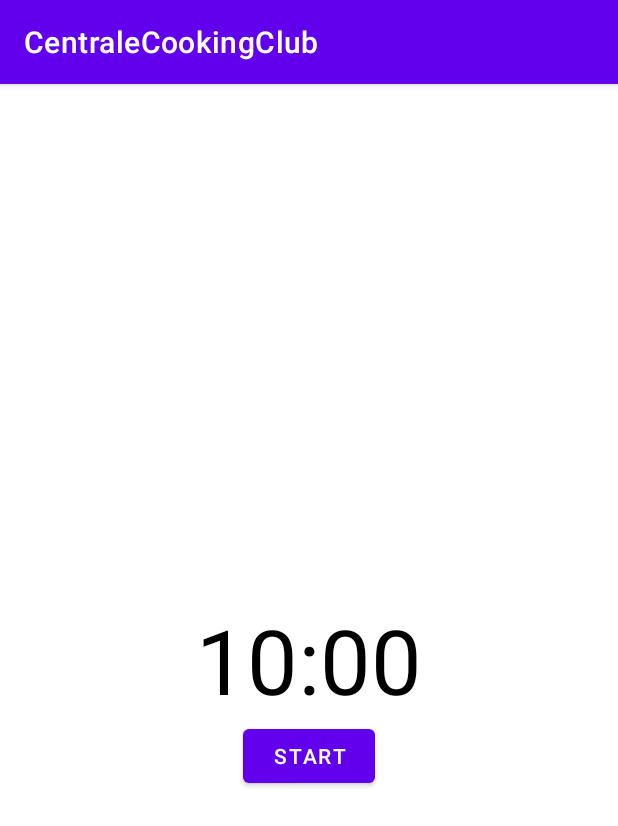
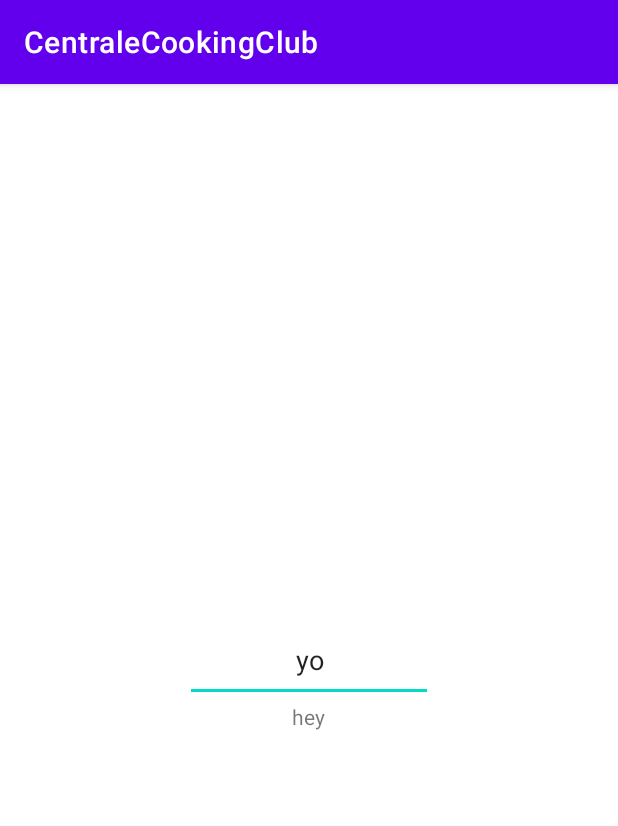
Before and after one commit to Nanok09/CentraleCookingClub, an Android app: the TimerActivity screen opened directly, with no data from a screen before it, on a phone screen of 412 x 824 dp. Shown: the top 826 px of the screen. Run offline under Robolectric (Android 15) with nearby library versions, the light colour scheme and no system bars.

Commit message:
test edittext

```diff
--- a/app/src/main/java/com/example/centralecookingclub/TimerActivity.kt
+++ b/app/src/main/java/com/example/centralecookingclub/TimerActivity.kt
@@ -3,152 +3,199 @@ package com.example.centralecookingclub
 import android.os.Bundle
 import android.os.CountDownTimer
 import android.os.PersistableBundle
+import android.text.Editable
+import android.text.TextWatcher
 import android.util.Log
 import android.view.View
 import android.widget.Button
+import android.widget.EditText
 import android.widget.TextView
 import androidx.appcompat.app.AppCompatActivity
 import java.util.*
 
-class TimerActivity : AppCompatActivity(), View.OnClickListener {
+class TimerActivity : AppCompatActivity() {
 
-    private val START_TIME_IN_MILLIS: Long = 600000
-    private var mTextViewCountDown: TextView? = null
-    private var mButtonStartPause: Button? = null
-    private var mButtonReset: Button? = null
-    private var mCountDownTimer: CountDownTimer? = null
-    private var mTimerRunning = false
-    private var mTimeLeftInMillis = START_TIME_IN_MILLIS
-    private var mEndTime: Long = 0
+    private var edtTest:EditText? = null
+    private var textViewTest: TextView? = null
 
     private val CAT: String = "EDPMR"
 
-    @Override
     override fun onCreate(savedInstanceState: Bundle?) {
         super.onCreate(savedInstanceState)
         setContentView(R.layout.timer_layout)
-        Log.i(CAT, "onCreate")
 
-        mTextViewCountDown = findViewById(R.id.text_view_countdown)
 
-        mButtonStartPause = findViewById(R.id.button_start_pause)
-        mButtonReset = findViewById(R.id.button_reset)
+        edtTest = findViewById(R.id.edtTextTest)
+        textViewTest = findViewById(R.id.textViewTest)
 
-        mButtonStartPause?.setOnClickListener(this)
-        mButtonReset?.setOnClickListener(this)
 
-        updateCountDownText()
+        edtTest?.afterTextChangedDelayed {
+            Log.i(CAT, "afterTextChanged called ${edtTest?.text}")
+            textViewTest?.text = edtTest?.text
+        }
+
 
     }
 
-    override fun onClick(v: View?) {
-        Log.i(CAT, "onClick")
+    fun TextView.afterTextChangedDelayed(afterTextChanged: (String) -> Unit) {
+        this.addTextChangedListener(object : TextWatcher {
+            var timer: CountDownTimer? = null
 
-        when(v?.id){
+            override fun beforeTextChanged(p0: CharSequence?, p1: Int, p2: Int, p3: Int) {}
 
+            override fun onTextChanged(p0: CharSequence?, p1: Int, p2: Int, p3: Int) {}
 
-        R.id.button_start_pause ->
-            if (mTimerRunning){
-                pauseTimer()
-            } else{
-                startTimer()
+            override fun afterTextChanged(editable: Editable?) {
+                timer?.cancel()
+                timer = object : CountDownTimer(3000, 1500) {
+                    override fun onTick(millisUntilFinished: Long) {}
+                    override fun onFinish() {
+                        afterTextChanged.invoke(editable.toString())
+                    }
+                }.start()
             }
-        R.id.button_reset ->
-            resetTimer()
-
-        }
+        })
     }
 
 
-    fun startTimer(){
-        Log.i(CAT, "startTimer")
-        mEndTime = System.currentTimeMillis() + mTimeLeftInMillis
-        mCountDownTimer = object : CountDownTimer(mTimeLeftInMillis, 1000) {
 
-            override fun onTick(millisUntilFinished: Long) {
-                mTimeLeftInMillis = millisUntilFinished
-                updateCountDownText()
-            }
-
-            override fun onFinish() {
-                mTimerRunning = false
-                updateButtons()
-            }
-        }.start()
-
-        mTimerRunning = true
-        updateButtons()
-
-    }
-
-    fun pauseTimer(){
-        Log.i(CAT, "pauseTimer")
-        mCountDownTimer?.cancel()
-        mTimerRunning = false
-        updateButtons()
-    }
-
-    fun resetTimer(){
-        Log.i(CAT, "resetTimer")
-        mTimeLeftInMillis = START_TIME_IN_MILLIS
-        updateCountDownText()
-        updateButtons()
-    }
-
-    fun updateCountDownText(){
-        Log.i(CAT, "updateCountDownText")
-        val minutes: Int = ((mTimeLeftInMillis / 1000) / 60).toInt()
-        val seconds: Int = ((mTimeLeftInMillis /1000) % 60).toInt()
-        val timeLeftFormatted = String.format(Locale.getDefault(), "%02d:%02d", minutes, seconds)
-
-        mTextViewCountDown?.setText(timeLeftFormatted)
-    }
-
-    fun updateButtons(){
-        Log.i(CAT, "updateButtons")
-        if(mTimerRunning){
-            mButtonReset?.visibility = View.INVISIBLE
-            mButtonStartPause?.setText("Pause")
-        } else{
-            mButtonStartPause?.setText("Start")
-
-            if (mTimeLeftInMillis < 1000){
-                mButtonStartPause?.visibility = View.INVISIBLE
-            } else {
-                mButtonStartPause?.visibility = View.VISIBLE
-            }
-
-            if (mTimeLeftInMillis < START_TIME_IN_MILLIS){
-                mButtonReset?.visibility = View.VISIBLE
-            } else{
-                mButtonReset?.visibility = View.INVISIBLE
-            }
-        }
-    }
-
-    @Override
-    override fun onSaveInstanceState(outState: Bundle) {
-        super.onSaveInstanceState(outState)
-        Log.i(CAT, "onSaveInstanceState")
-        outState.putLong("millisLeft", mTimeLeftInMillis)
-        outState.putBoolean("timerRunning", mTimerRunning)
-        outState.putLong("endTime", mEndTime)
-    }
-
-
-    @Override
-    override fun onRestoreInstanceState(savedInstanceState: Bundle) {
-        super.onRestoreInstanceState(savedInstanceState)
-        Log.i(CAT, "onRestoreInstanceState")
-        mTimeLeftInMillis = savedInstanceState.getLong("millisLeft")
-        mTimerRunning = savedInstanceState.getBoolean("timerRunning")
-        updateCountDownText()
-        updateButtons()
-
-        if(mTimerRunning){
-            mEndTime = savedInstanceState.getLong("endTime")
-            mTimeLeftInMillis = mEndTime - System.currentTimeMillis()
-            startTimer()
-        }
-    }
+//    private val START_TIME_IN_MILLIS: Long = 600000
+//    private var mTextViewCountDown: TextView? = null
+//    private var mButtonStartPause: Button? = null
+//    private var mButtonReset: Button? = null
+//    private var mCountDownTimer: CountDownTimer? = null
+//    private var mTimerRunning = false
+//    private var mTimeLeftInMillis = START_TIME_IN_MILLIS
+//    private var mEndTime: Long = 0
+//
+//    private val CAT: String = "EDPMR"
+//
+//    @Override
+//    override fun onCreate(savedInstanceState: Bundle?) {
+//        super.onCreate(savedInstanceState)
+//        setContentView(R.layout.timer_layout)
+//        Log.i(CAT, "onCreate")
+//
+//        mTextViewCountDown = findViewById(R.id.text_view_countdown)
+//
+//        mButtonStartPause = findViewById(R.id.button_start_pause)
+//        mButtonReset = findViewById(R.id.button_reset)
+//
+//        mButtonStartPause?.setOnClickListener(this)
+//        mButtonReset?.setOnClickListener(this)
+//
+//        updateCountDownText()
+//
+//    }
+//
+//    override fun onClick(v: View?) {
+//        Log.i(CAT, "onClick")
+//
+//        when(v?.id){
+//
+//
+//        R.id.button_start_pause ->
+//            if (mTimerRunning){
+//                pauseTimer()
+//            } else{
+//                startTimer()
+//            }
+//        R.id.button_reset ->
+//            resetTimer()
+//
+//        }
+//    }
+//
+//
+//    fun startTimer(){
+//        Log.i(CAT, "startTimer")
+//        mEndTime = System.currentTimeMillis() + mTimeLeftInMillis
+//        mCountDownTimer = object : CountDownTimer(mTimeLeftInMillis, 1000) {
+//
+//            override fun onTick(millisUntilFinished: Long) {
+//                mTimeLeftInMillis = millisUntilFinished
+//                updateCountDownText()
+//            }
+//
+//            override fun onFinish() {
+//                mTimerRunning = false
+//                updateButtons()
+//            }
+//        }.start()
+//
+//        mTimerRunning = true
+//        updateButtons()
+//
+//    }
+//
+//    fun pauseTimer(){
+//        Log.i(CAT, "pauseTimer")
+//        mCountDownTimer?.cancel()
+//        mTimerRunning = false
+//        updateButtons()
+//    }
+//
+//    fun resetTimer(){
+//        Log.i(CAT, "resetTimer")
+//        mTimeLeftInMillis = START_TIME_IN_MILLIS
+//        updateCountDownText()
+//        updateButtons()
+//    }
+//
+//    fun updateCountDownText(){
+//        Log.i(CAT, "updateCountDownText")
+//        val minutes: Int = ((mTimeLeftInMillis / 1000) / 60).toInt()
+//        val seconds: Int = ((mTimeLeftInMillis /1000) % 60).toInt()
+//        val timeLeftFormatted = String.format(Locale.getDefault(), "%02d:%02d", minutes, seconds)
+//
+//        mTextViewCountDown?.setText(timeLeftFormatted)
+//    }
+//
+//    fun updateButtons(){
+//        Log.i(CAT, "updateButtons")
+//        if(mTimerRunning){
+//            mButtonReset?.visibility = View.INVISIBLE
+//            mButtonStartPause?.setText("Pause")
+//        } else{
+//            mButtonStartPause?.setText("Start")
+//
+//            if (mTimeLeftInMillis < 1000){
+//                mButtonStartPause?.visibility = View.INVISIBLE
+//            } else {
+//                mButtonStartPause?.visibility = View.VISIBLE
+//            }
+//
+//            if (mTimeLeftInMillis < START_TIME_IN_MILLIS){
+//                mButtonReset?.visibility = View.VISIBLE
+//            } else{
+//                mButtonReset?.visibility = View.INVISIBLE
+//            }
+//        }
+//    }
+//
+//    @Override
+//    override fun onSaveInstanceState(outState: Bundle) {
+//        super.onSaveInstanceState(outState)
+//        Log.i(CAT, "onSaveInstanceState")
+//        outState.putLong("millisLeft", mTimeLeftInMillis)
+//        outState.putBoolean("timerRunning", mTimerRunning)
+//        outState.putLong("endTime", mEndTime)
+//    }
+//
+//
+//    @Override
+//    override fun onRestoreInstanceState(savedInstanceState: Bundle) {
+//        super.onRestoreInstanceState(savedInstanceState)
+//        Log.i(CAT, "onRestoreInstanceState")
+//        mTimeLeftInMillis = savedInstanceState.getLong("millisLeft")
+//        mTimerRunning = savedInstanceState.getBoolean("timerRunning")
+//        updateCountDownText()
+//        updateButtons()
+//
+//        if(mTimerRunning){
+//            mEndTime = savedInstanceState.getLong("endTime")
+//            mTimeLeftInMillis = mEndTime - System.currentTimeMillis()
+//            startTimer()
+//        }
+//    }
 }
--- a/app/src/main/res/layout/timer_layout.xml
+++ b/app/src/main/res/layout/timer_layout.xml
@@ -5,30 +5,23 @@
     android:layout_width="match_parent"
     android:layout_height="match_parent"
     tools:context="com.example.centralecookingclub.TimerActivity">
+
+    <EditText
+        android:id="@+id/edtTextTest"
+        android:layout_width="165dp"
+        android:layout_height="56dp"
+        android:layout_centerInParent="true"
+        android:text="yo"
+        android:textAlignment="center" />
+
     <TextView
-        android:id="@+id/text_view_countdown"
+        android:id="@+id/textViewTest"
         android:layout_width="wrap_content"
         android:layout_height="wrap_content"
-        android:layout_centerHorizontal="true"
-        android:layout_centerVertical="true"
-        android:text="00:00"
-        android:textColor="@android:color/black"
-        android:textSize="60sp" />
-    <Button
-        android:id="@+id/button_start_pause"
-        android:layout_width="wrap_content"
-        android:layout_height="wrap_content"
-        android:layout_below="@+id/text_view_countdown"
-        android:layout_centerHorizontal="true"
-        android:text="start" />
-    <Button
-        android:id="@+id/button_reset"
-        android:layout_width="wrap_content"
-        android:layout_height="wrap_content"
-        android:layout_below="@+id/text_view_countdown"
-        android:layout_marginStart="11dp"
-        android:layout_toEndOf="@+id/button_start_pause"
-        android:text="reset"
-        android:visibility="invisible"
-        tools:visibility="visible" />
+        android:text="hey"
+        android:layout_below="@+id/edtTextTest"
+        android:layout_centerHorizontal="true" />
+
+
+
 </RelativeLayout>
```
